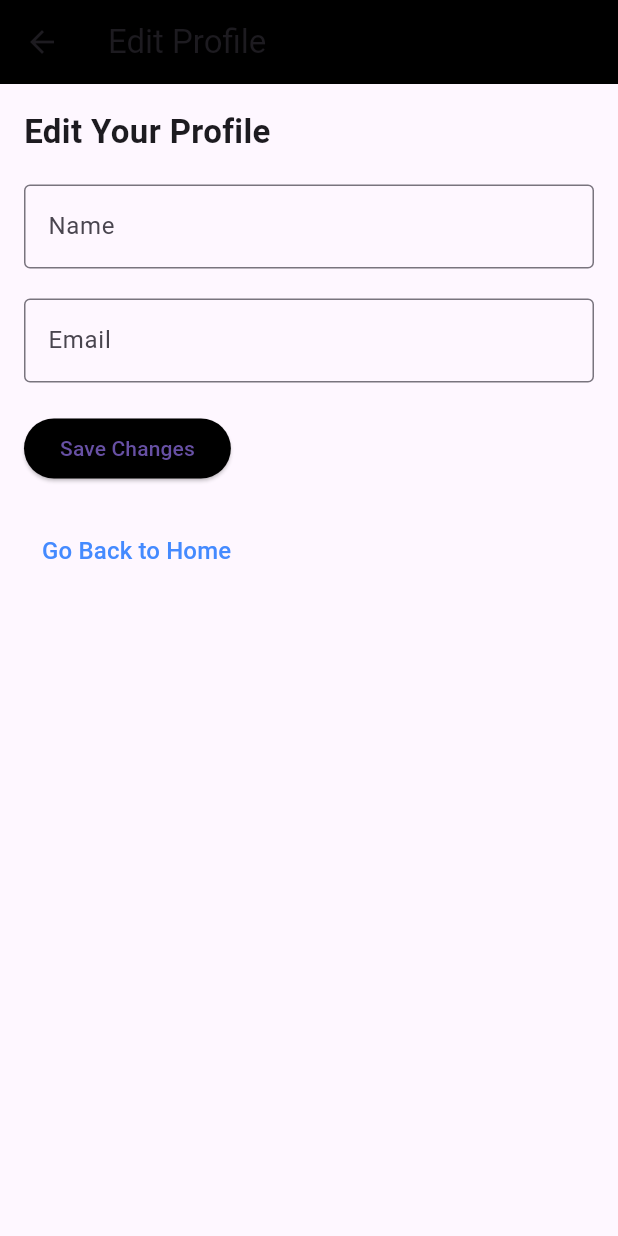
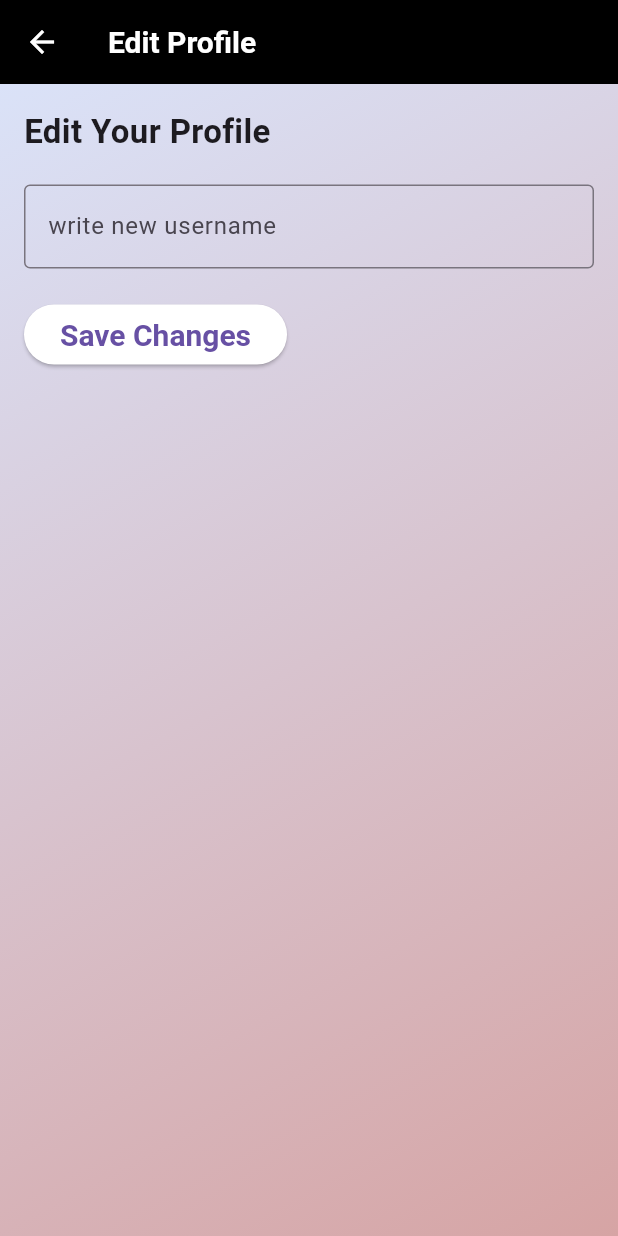
Before and after one commit to samiullahchchch/DostCare, a Flutter app: the EditProfileScreen screen opened by its route, on a phone screen of 412 x 824 dp. Run offline on Flutter 3.47's test engine with Material 3 defaults, Android fonts, the light colour scheme and no system bars; our stand-ins replace cloud_firestore, dash_chat_2, firebase_auth, firebase_core, google_nav_bar; accounts and stored records are empty.

Commit message:
new functionality added

```diff
--- a/my_auth_app/lib/Main_Screens/edit_profile_screen.dart
+++ b/my_auth_app/lib/Main_Screens/edit_profile_screen.dart
@@ -9,8 +9,21 @@ class EditProfileScreen extends StatelessWidget {
       appBar: AppBar(
         title: const Text("Edit Profile"),
         backgroundColor: Colors.black,
+        titleTextStyle: const TextStyle(
+          color: Colors.white,
+          fontSize: 20,
+          fontWeight: FontWeight.bold,
+        ),
+        iconTheme: const IconThemeData(color: Colors.white),
       ),
-      body: Padding(
+      body: Container(
+        decoration: const BoxDecoration(
+          gradient: LinearGradient(
+            colors: [Color(0xFFDAE2F8), Color(0xFFD6A4A4)],
+            begin: Alignment.topLeft,
+            end: Alignment.bottomRight,
+          ),
+        ),
         padding: const EdgeInsets.all(16.0),
         child: Column(
           crossAxisAlignment: CrossAxisAlignment.start,
@@ -24,45 +37,39 @@ class EditProfileScreen extends StatelessWidget {
             // Name Field
             TextField(
               decoration: InputDecoration(
-                labelText: "Name",
-                border: OutlineInputBorder(),
-              ),
-            ),
-            const SizedBox(height: 20),
-
-            // Email Field
-            TextField(
-              decoration: InputDecoration(
-                labelText: "Email",
+                labelText: "write new username",
                 border: OutlineInputBorder(),
               ),
             ),
             const SizedBox(height: 20),
 
             // Save Button
-            ElevatedButton(
-              onPressed: () {
-                // Add save functionality here if needed
-                Navigator.pop(context); // Navigate back to HomePage
+            MouseRegion(
+              onEnter: (_) {
+                // Change button color on hover
+                // This will change the color from white to its opposite on hover
               },
-              style: ElevatedButton.styleFrom(
-                backgroundColor: Colors.black,
+              onExit: (_) {
+                // Change back to the original color
+              },
+              child: ElevatedButton(
+                onPressed: () {
+                  // Add save functionality here if needed
+                  Navigator.pop(context); // Navigate back to HomePage
+                },
+                style: ElevatedButton.styleFrom(
+                  backgroundColor: const Color.fromARGB(255, 255, 255, 255),
+                  textStyle: const TextStyle(
+                    color: Color.fromARGB(255, 118, 250, 255),
+                    fontSize: 20,
+                    fontWeight: FontWeight.bold,
+                  ),
+                ),
+                child: const Text("Save Changes"),
               ),
-              child: const Text("Save Changes"),
             ),
 
             const SizedBox(height: 20),
-
-            // Back to Home Button
-            TextButton(
-              onPressed: () {
-                Navigator.pop(context); // Navigate back to HomePage
-              },
-              child: const Text(
-                "Go Back to Home",
-                style: TextStyle(fontSize: 16, color: Colors.blueAccent),
-              ),
-            ),
           ],
         ),
       ),
--- a/my_auth_app/lib/Main_Screens/homepage.dart
+++ b/my_auth_app/lib/Main_Screens/homepage.dart
@@ -1,7 +1,7 @@
 import 'package:flutter/material.dart';
 import 'package:google_nav_bar/google_nav_bar.dart';
 import 'home_screen.dart';
-import 'daily_quotes_screen.dart';
+import 'quote.dart';
 import 'search_screen.dart';
 import 'settings_screen.dart';
 import 'chatbot_screen.dart';
@@ -21,7 +21,7 @@ class _HomePageState extends State<HomePage> {
   // List of screens
   final List<Widget> _screens = [
     HomeScreen(),
-    DailyQuotesScreen(),
+    DailyQuoteScreen(),
     ChatbotScreen(),
     SearchScreen(),
     SettingsScreen(),
```
Also changed, not shown: my_auth_app/lib/Main_Screens/FavouriteQuotesScreen.dart (added, +184 -0 lines), my_auth_app/lib/Main_Screens/achievements_screen.dart (+14 -1 lines), my_auth_app/lib/Main_Screens/home_screen.dart (+4 -4 lines), my_auth_app/lib/Main_Screens/quote.dart (+8 -0 lines), my_auth_app/lib/Main_Screens/settings_screen.dart (+81 -88 lines).
